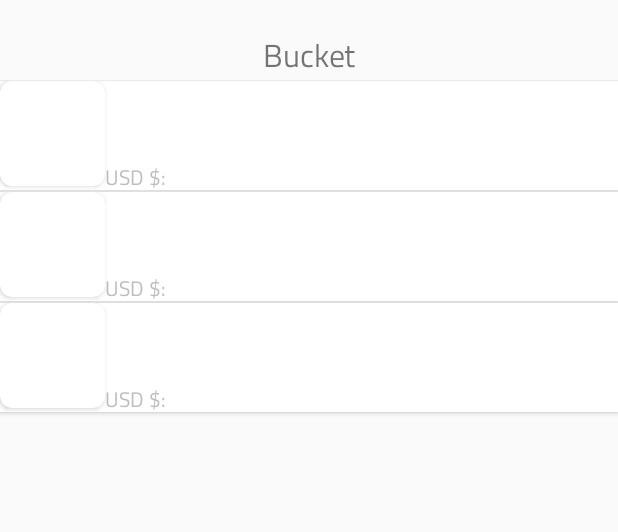
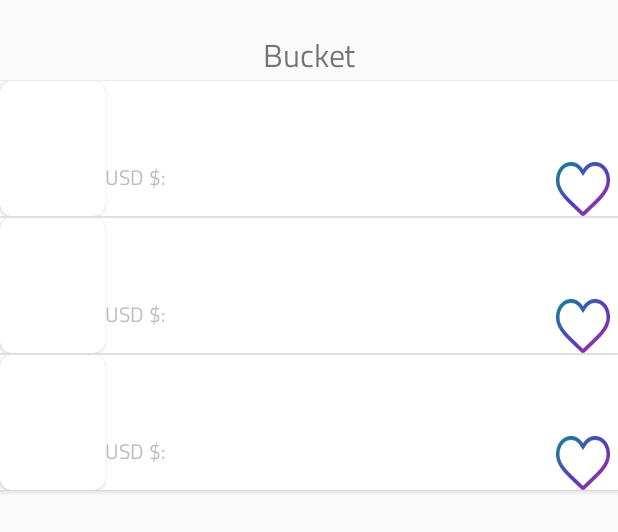
Before and after one commit to stoianov46/EcoistMarket, an Android app: the layout fragment_bucket.xml on its own in the app's theme, with its tools: preview values and no code run, on a phone screen of 412 x 824 dp. Shown: the top 532 px of the screen. Run offline under Robolectric (Android 15) with nearby library versions, the phone set to English and light mode, and no system bars; network calls fail.

```diff
--- a/app/src/main/java/com/ecoist/market/data/roomdb/ProductDao.kt
+++ b/app/src/main/java/com/ecoist/market/data/roomdb/ProductDao.kt
@@ -18,6 +18,9 @@ interface ProductDao {
     @Query("SELECT * FROM productEco WHERE id = :id")
     fun findByIdFlowxOne(id: Long): Flow<ProductModel>
 
+    @Query("SELECT * FROM productEco WHERE id = :id")
+    fun findById(id: Long): ProductModel
+
 
     @Insert(onConflict = OnConflictStrategy.REPLACE)
     suspend fun insert(vararg productEco: ProductModel)
--- a/app/src/main/java/com/ecoist/market/presentation/product/single/PhotoListAdapter.kt
+++ b/app/src/main/java/com/ecoist/market/presentation/product/adapter/PhotoListAdapter.kt
@@ -1,4 +1,4 @@
-package com.ecoist.market.presentation.product.single
+package com.ecoist.market.presentation.product.adapter
 
 import android.view.LayoutInflater
 import android.view.View
@@ -9,7 +9,6 @@ import androidx.recyclerview.widget.ListAdapter
 import androidx.recyclerview.widget.RecyclerView
 import com.bumptech.glide.Glide
 import com.ecoist.market.R
-import com.ecoist.market.data.model.Photo
 import com.ecoist.market.data.roomdb.PhotoModel
 
 /**
--- a/app/src/main/res/layout/activity_main.xml
+++ b/app/src/main/res/layout/activity_main.xml
@@ -42,6 +42,5 @@
             android:background="@color/white"
             app:layout_constraintBottom_toBottomOf="parent"
             app:menu="@menu/bottomnav" />
-
     </androidx.constraintlayout.widget.ConstraintLayout>
 </layout>
--- a/app/src/main/res/layout/product_list_item.xml
+++ b/app/src/main/res/layout/product_list_item.xml
@@ -1,9 +1,22 @@
 <?xml version="1.0" encoding="utf-8"?>
-<androidx.constraintlayout.widget.ConstraintLayout xmlns:android="http://schemas.android.com/apk/res/android"
+<layout xmlns:android="http://schemas.android.com/apk/res/android"
     xmlns:app="http://schemas.android.com/apk/res-auto"
-    xmlns:tools="http://schemas.android.com/tools"
+    xmlns:tools="http://schemas.android.com/tools">
+
+    <data>
+
+        <variable
+            name="model"
+            type="com.ecoist.market.data.roomdb.ProductModel" />
+
+        <variable
+            name="viewModel"
+            type="com.ecoist.market.presentation.product.list.ProductListViewModel" />
+    </data>
+
+    <androidx.constraintlayout.widget.ConstraintLayout
         android:layout_width="match_parent"
-    android:layout_height="wrap_content"
+        android:layout_height="90dp"
         android:layout_marginTop="0.5dp"
         android:layout_marginBottom="0.5dp"
         android:background="@android:color/white"
@@ -13,15 +26,16 @@
         <androidx.cardview.widget.CardView
             android:id="@+id/product_image_view_Item1"
             android:layout_width="wrap_content"
-        android:layout_height="wrap_content"
+            android:layout_height="match_parent"
             app:cardCornerRadius="8dp"
+            app:layout_constraintBottom_toBottomOf="parent"
             app:layout_constraintStart_toStartOf="parent"
             app:layout_constraintTop_toTopOf="parent">
 
             <ImageView
                 android:id="@+id/product_image_view_Item"
                 android:layout_width="70dp"
-            android:layout_height="70dp"
+                android:layout_height="match_parent"
                 app:layout_constraintLeft_toLeftOf="parent"
                 app:layout_constraintTop_toTopOf="parent" />
         </androidx.cardview.widget.CardView>
@@ -30,9 +44,9 @@
             android:id="@+id/tvProductName"
             android:layout_width="0dp"
             android:layout_height="53dp"
+            android:layout_marginEnd="10dp"
             android:textColor="@android:color/primary_text_light"
             android:textSize="15sp"
-        android:layout_marginEnd="10dp"
             app:layout_constraintEnd_toEndOf="parent"
             app:layout_constraintLeft_toRightOf="@id/product_image_view_Item1"
             app:layout_constraintStart_toEndOf="@id/product_image_view_Item1"
@@ -49,11 +63,23 @@
 
         <TextView
             android:id="@+id/priceItems"
-        android:layout_width="168dp"
+            android:layout_width="wrap_content"
             android:layout_height="19dp"
             android:textColor="@android:color/secondary_text_light_nodisable"
             app:layout_constraintLeft_toRightOf="@id/cena"
             app:layout_constraintTop_toBottomOf="@id/tvProductName" />
 
+        <ImageView
+            android:id="@+id/likoc"
+            android:layout_width="36dp"
+            android:layout_height="36dp"
+            android:layout_marginEnd="5dp"
+            app:setLike="@{model.favorites}"
+            android:background="@drawable/unlike"
+            android:clickable="true"
+            android:focusable="true"
+            app:layout_constraintBottom_toBottomOf="parent"
+            app:layout_constraintEnd_toEndOf="parent" />
 
     </androidx.constraintlayout.widget.ConstraintLayout>
+</layout>
```
Also changed, not shown: app/src/main/java/com/ecoist/market/data/roomdb/CategoryRepositoryEco.kt (+1 -24 lines), app/src/main/java/com/ecoist/market/data/roomdb/ProductModel.kt (+13 -2 lines), app/src/main/java/com/ecoist/market/data/roomdb/ProductRepositoryEco.kt (+5 -10 lines), app/src/main/java/com/ecoist/market/data/roomdb/adapterbind.kt (added, +19 -0 lines), app/src/main/java/com/ecoist/market/presentation/product/adapter/ProductListAdapter.kt (+20 -9 lines), app/src/main/java/com/ecoist/market/presentation/product/list/ProductListFragment.kt (+15 -1 lines), app/src/main/java/com/ecoist/market/presentation/product/list/ProductListViewModel.kt (+8 -7 lines), app/src/main/java/com/ecoist/market/presentation/product/single/ProductFragment.kt (+1 -8 lines), app/src/main/res/drawable-v24/like.png (added), app/src/main/res/drawable-v24/unlike.png (added). Lines whose indentation alone changed are shown as unchanged.
